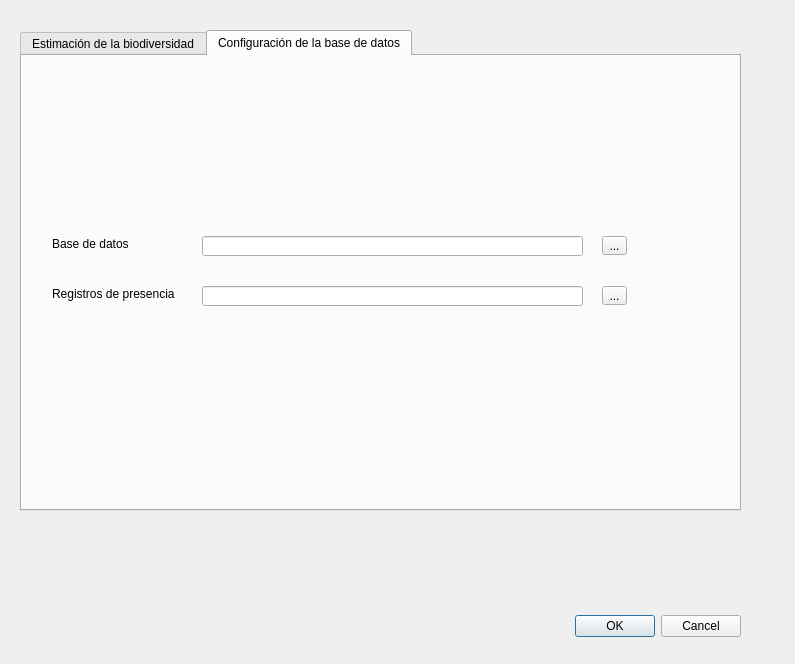
This is estimacion_biodiversidad_dialog_base.ui in estimacion-biodiversidad/estimacion-biodiversidad-qgis-plugin as Qt 5 draws it before an edit. The edited form follows.
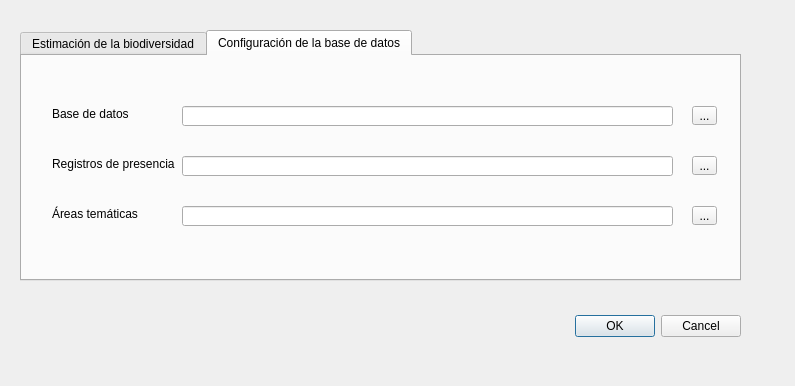
This is the edited form.

Commit message: Add line edit and tool button for openning thematic area files

What changed in the file:
```diff
--- a/estimacion_biodiversidad_dialog_base.ui
+++ b/estimacion_biodiversidad_dialog_base.ui
@@ -7,7 +7,7 @@
     <x>0</x>
     <y>0</y>
     <width>795</width>
-    <height>664</height>
+    <height>386</height>
    </rect>
   </property>
   <property name="windowTitle">
@@ -17,7 +17,7 @@
    <property name="geometry">
     <rect>
      <x>400</x>
-     <y>610</y>
+     <y>310</y>
      <width>341</width>
      <height>32</height>
     </rect>
@@ -35,7 +35,7 @@
      <x>20</x>
      <y>30</y>
      <width>721</width>
-     <height>481</height>
+     <height>251</height>
     </rect>
    </property>
    <property name="currentIndex">
@@ -53,8 +53,8 @@
     <widget class="QToolButton" name="tb_outDB">
      <property name="geometry">
       <rect>
-       <x>580</x>
-       <y>180</y>
+       <x>670</x>
+       <y>50</y>
        <width>25</width>
        <height>19</height>
       </rect>
@@ -67,7 +67,7 @@
      <property name="geometry">
       <rect>
        <x>30</x>
-       <y>180</y>
+       <y>50</y>
        <width>131</width>
        <height>16</height>
       </rect>
@@ -79,9 +79,9 @@
     <widget class="QLineEdit" name="le_outDB">
      <property name="geometry">
       <rect>
-       <x>180</x>
-       <y>180</y>
-       <width>381</width>
+       <x>160</x>
+       <y>50</y>
+       <width>491</width>
        <height>20</height>
       </rect>
      </property>
@@ -90,7 +90,7 @@
      <property name="geometry">
       <rect>
        <x>30</x>
-       <y>230</y>
+       <y>100</y>
        <width>131</width>
        <height>16</height>
       </rect>
@@ -102,9 +102,9 @@
     <widget class="QLineEdit" name="le_inOccurrenceFile">
      <property name="geometry">
       <rect>
-       <x>180</x>
-       <y>230</y>
-       <width>381</width>
+       <x>160</x>
+       <y>100</y>
+       <width>491</width>
        <height>20</height>
       </rect>
      </property>
@@ -112,8 +112,44 @@
     <widget class="QToolButton" name="tb_inOccurrenceFile">
      <property name="geometry">
       <rect>
-       <x>580</x>
-       <y>230</y>
+       <x>670</x>
+       <y>100</y>
+       <width>25</width>
+       <height>19</height>
+      </rect>
+     </property>
+     <property name="text">
+      <string>...</string>
+     </property>
+    </widget>
+    <widget class="QLabel" name="lb_inThematicAreaFile">
+     <property name="geometry">
+      <rect>
+       <x>30</x>
+       <y>150</y>
+       <width>131</width>
+       <height>16</height>
+      </rect>
+     </property>
+     <property name="text">
+      <string>Áreas temáticas</string>
+     </property>
+    </widget>
+    <widget class="QLineEdit" name="le_inThematicAreaFile">
+     <property name="geometry">
+      <rect>
+       <x>160</x>
+       <y>150</y>
+       <width>491</width>
+       <height>20</height>
+      </rect>
+     </property>
+    </widget>
+    <widget class="QToolButton" name="tb_inThematicAreaFile">
+     <property name="geometry">
+      <rect>
+       <x>670</x>
+       <y>150</y>
        <width>25</width>
        <height>19</height>
       </rect>
```
The commit also changes 1 other file.
